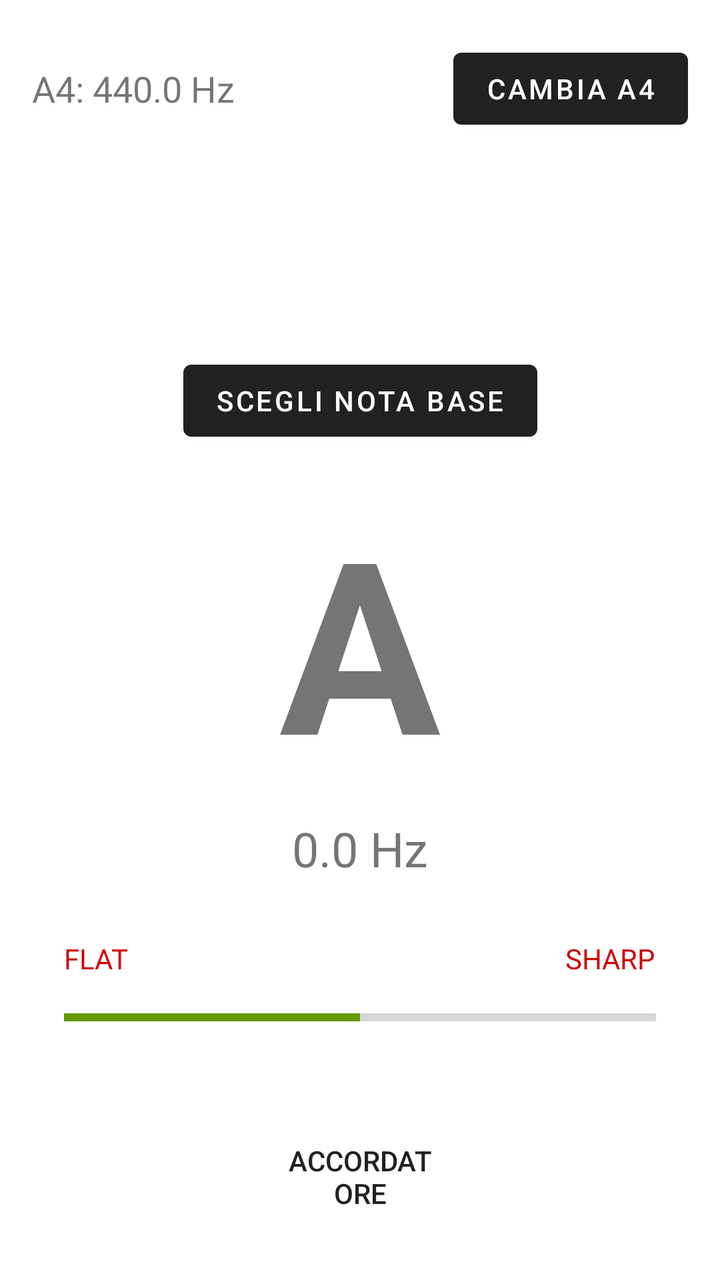
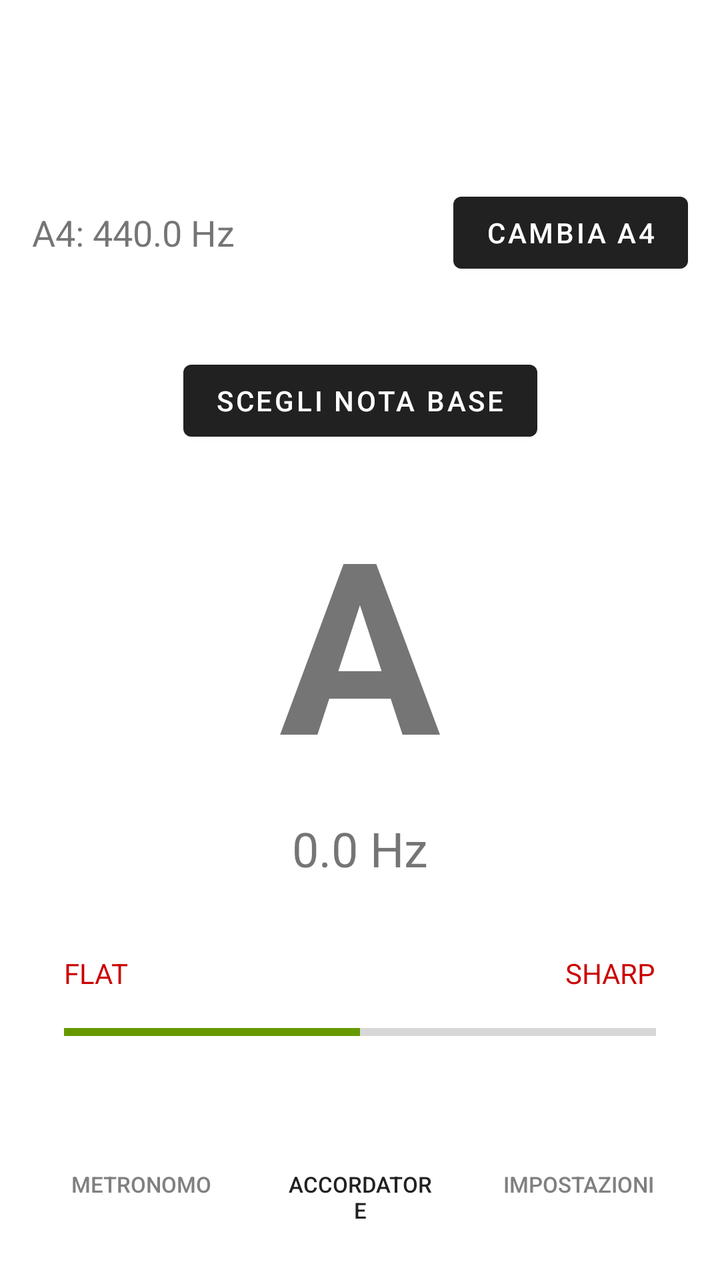

The first picture is an Android layout as it rendered before a commit; the second is the same layout after the commit. The layout source and the unified diff follow.
<!-- AndroidManifest.xml: application theme Theme.MetronomeTuner -->
<!-- res/layout/activity_accordatore.xml -->
<?xml version="1.0" encoding="utf-8"?>
<androidx.constraintlayout.widget.ConstraintLayout xmlns:android="http://schemas.android.com/apk/res/android"
    xmlns:app="http://schemas.android.com/apk/res-auto"
    xmlns:tools="http://schemas.android.com/tools"
    android:id="@+id/root_accordatore"
    android:layout_width="match_parent"
    android:layout_height="match_parent"
    android:padding="16dp"
    tools:context=".AccordatoreActivity">

    <TextView
        android:id="@+id/a4_ref_display"
        android:layout_width="wrap_content"
        android:layout_height="wrap_content"
        android:layout_marginTop="16dp"
        android:text="A4: 440.0 Hz"
        android:textSize="18sp"
        app:layout_constraintStart_toStartOf="parent"
        app:layout_constraintTop_toTopOf="parent" />

    <Button
        android:id="@+id/btn_change_a4"
        android:layout_width="wrap_content"
        android:layout_height="wrap_content"
        android:text="CAMBIA A4"
        app:layout_constraintBottom_toBottomOf="@id/a4_ref_display"
        app:layout_constraintEnd_toEndOf="parent"
        app:layout_constraintTop_toTopOf="@id/a4_ref_display" />

    <TextView
        android:id="@+id/note_display"
        android:layout_width="wrap_content"
        android:layout_height="wrap_content"
        android:text="A"
        android:textSize="120sp"
        android:textStyle="bold"
        app:layout_constraintBottom_toBottomOf="parent"
        app:layout_constraintEnd_toEndOf="parent"
        app:layout_constraintStart_toStartOf="parent"
        app:layout_constraintTop_toTopOf="parent" />

    <TextView
        android:id="@+id/frequency_display"
        android:layout_width="wrap_content"
        android:layout_height="wrap_content"
        android:layout_marginTop="8dp"
        android:text="0.0 Hz"
        android:textSize="24sp"
        app:layout_constraintEnd_toEndOf="parent"
        app:layout_constraintStart_toStartOf="parent"
        app:layout_constraintTop_toBottomOf="@id/note_display" />

    <TextView
        android:id="@+id/indicator_flat"
        android:layout_width="wrap_content"
        android:layout_height="wrap_content"
        android:layout_marginStart="16dp"
        android:layout_marginBottom="8dp"
        android:text="FLAT"
        android:textColor="@android:color/holo_red_dark"
        android:textSize="14sp"
        app:layout_constraintBottom_toTopOf="@id/tuning_bar"
        app:layout_constraintStart_toStartOf="parent" />

    <TextView
        android:id="@+id/indicator_sharp"
        android:layout_width="wrap_content"
        android:layout_height="wrap_content"
        android:layout_marginEnd="16dp"
        android:layout_marginBottom="8dp"
        android:text="SHARP"
        android:textColor="@android:color/holo_red_dark"
        android:textSize="14sp"
        app:layout_constraintBottom_toTopOf="@id/tuning_bar"
        app:layout_constraintEnd_toEndOf="parent" />

    <ProgressBar
        android:id="@+id/tuning_bar"
        style="@style/Widget.AppCompat.ProgressBar.Horizontal"
        android:layout_width="0dp"
        android:layout_height="24dp"
        android:layout_marginStart="16dp"
        android:layout_marginEnd="16dp"
        android:layout_marginBottom="32dp"
        android:max="100"
        android:progress="50"
        android:progressTint="@android:color/holo_green_dark"
        app:layout_constraintBottom_toTopOf="@id/bottom_navigation_bar"
        app:layout_constraintEnd_toEndOf="parent"
        app:layout_constraintStart_toStartOf="parent" />

    <Button
        android:id="@+id/btn_note_chooser"
        android:layout_width="wrap_content"
        android:layout_height="wrap_content"
        android:layout_marginBottom="16dp"
        android:text="Scegli Nota Base"
        app:layout_constraintBottom_toTopOf="@id/note_display"
        app:layout_constraintEnd_toEndOf="parent"
        app:layout_constraintStart_toStartOf="parent" />

    <LinearLayout
        android:id="@+id/bottom_navigation_bar"
        android:layout_width="match_parent"
        android:layout_height="wrap_content"
        android:orientation="horizontal"
        android:paddingTop="8dp"
        android:paddingBottom="8dp"
        android:background="?attr/colorSurface"
        app:layout_constraintBottom_toBottomOf="parent"
        app:layout_constraintStart_toStartOf="parent"
        app:layout_constraintEnd_toEndOf="parent">

        <Button
            android:id="@+id/btn_to_metronome"
            android:layout_width="0dp"
            android:layout_height="wrap_content"
            android:layout_weight="1"
            android:text="Metronomo"
            style="@style/Widget.AppCompat.Button.Borderless" />

        <Button
            android:id="@+id/btn_to_tuner"
            android:layout_width="0dp"
            android:layout_height="wrap_content"
            android:layout_weight="1"
            android:text="Accordatore"
            style="@style/Widget.AppCompat.Button.Borderless"
            android:textColor="?attr/colorPrimary" />

        <Button
            android:id="@+id/btn_to_settings"
            android:layout_width="0dp"
            android:layout_height="wrap_content"
            android:layout_weight="1"
            android:text="Impostazioni"
            style="@style/Widget.AppCompat.Button.Borderless" />
    </LinearLayout>

</androidx.constraintlayout.widget.ConstraintLayout>
<!-- resources referenced by this layout -->
<resources>
  <style name="Theme.MetronomeTuner" parent="Theme.MaterialComponents.DayNight.DarkActionBar" />
</resources>

<!-- the commit's change to res/layout/activity_accordatore.xml (unified diff, before → after) -->
@@ -12,7 +12,7 @@
         android:id="@+id/a4_ref_display"
         android:layout_width="wrap_content"
         android:layout_height="wrap_content"
-        android:layout_marginTop="16dp"
+        android:layout_marginTop="88dp"
         android:text="A4: 440.0 Hz"
         android:textSize="18sp"
         app:layout_constraintStart_toStartOf="parent"
@@ -117,7 +117,9 @@
             android:layout_height="wrap_content"
             android:layout_weight="1"
             android:text="Metronomo"
-            style="@style/Widget.AppCompat.Button.Borderless" />
+            android:textSize="11sp"
+            style="@style/Widget.AppCompat.Button.Borderless"
+            android:textColor="@color/gray_medium"/>
 
         <Button
             android:id="@+id/btn_to_tuner"
@@ -125,6 +127,7 @@
             android:layout_height="wrap_content"
             android:layout_weight="1"
             android:text="Accordatore"
+            android:textSize="11sp"
             style="@style/Widget.AppCompat.Button.Borderless"
             android:textColor="?attr/colorPrimary" />
 
@@ -134,7 +137,9 @@
             android:layout_height="wrap_content"
             android:layout_weight="1"
             android:text="Impostazioni"
-            style="@style/Widget.AppCompat.Button.Borderless" />
+            android:textSize="11sp"
+            style="@style/Widget.AppCompat.Button.Borderless"
+            android:textColor="@color/gray_medium"/>
     </LinearLayout>
 
 </androidx.constraintlayout.widget.ConstraintLayout>
<!-- resource entries referenced after the edit -->
@@ -1,5 +1,6 @@
 <!-- resources referenced by this layout -->
 <resources>
+  <color name="gray_medium">#FF808080</color>
   <style name="Theme.MetronomeTuner" parent="Theme.MaterialComponents.DayNight.DarkActionBar" />
 </resources>
 
